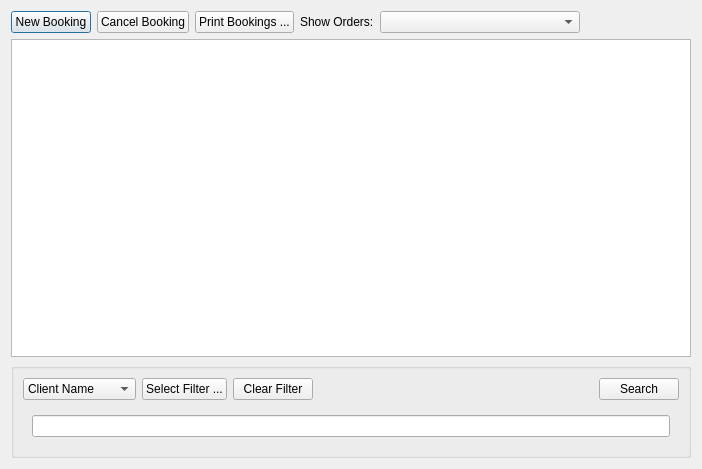
First picture: the form in pixelplan/rave/PixelPlan/bookingorderbrowser.ui, repository pgathogo/raven, before the edit.
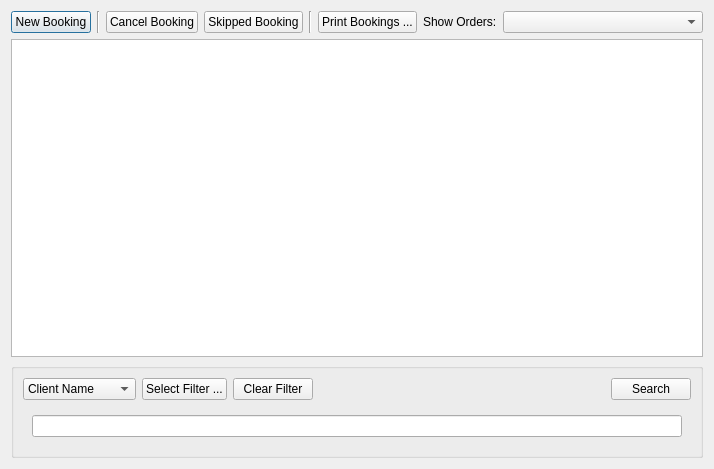
Second picture: the form after the edit.

The edit to the form file:
```diff
--- a/pixelplan/rave/PixelPlan/bookingorderbrowser.ui
+++ b/pixelplan/rave/PixelPlan/bookingorderbrowser.ui
@@ -25,6 +25,13 @@
          </property>
         </widget>
        </item>
+       <item>
+        <widget class="Line" name="line">
+         <property name="orientation">
+          <enum>Qt::Vertical</enum>
+         </property>
+        </widget>
+       </item>
        <item>
         <widget class="QPushButton" name="btnCancel">
          <property name="text">
@@ -32,6 +39,20 @@
          </property>
         </widget>
        </item>
+       <item>
+        <widget class="QPushButton" name="btnSkip">
+         <property name="text">
+          <string>Skipped Booking</string>
+         </property>
+        </widget>
+       </item>
+       <item>
+        <widget class="Line" name="line_2">
+         <property name="orientation">
+          <enum>Qt::Vertical</enum>
+         </property>
+        </widget>
+       </item>
        <item>
         <widget class="QPushButton" name="btnPrint">
          <property name="text">
```
